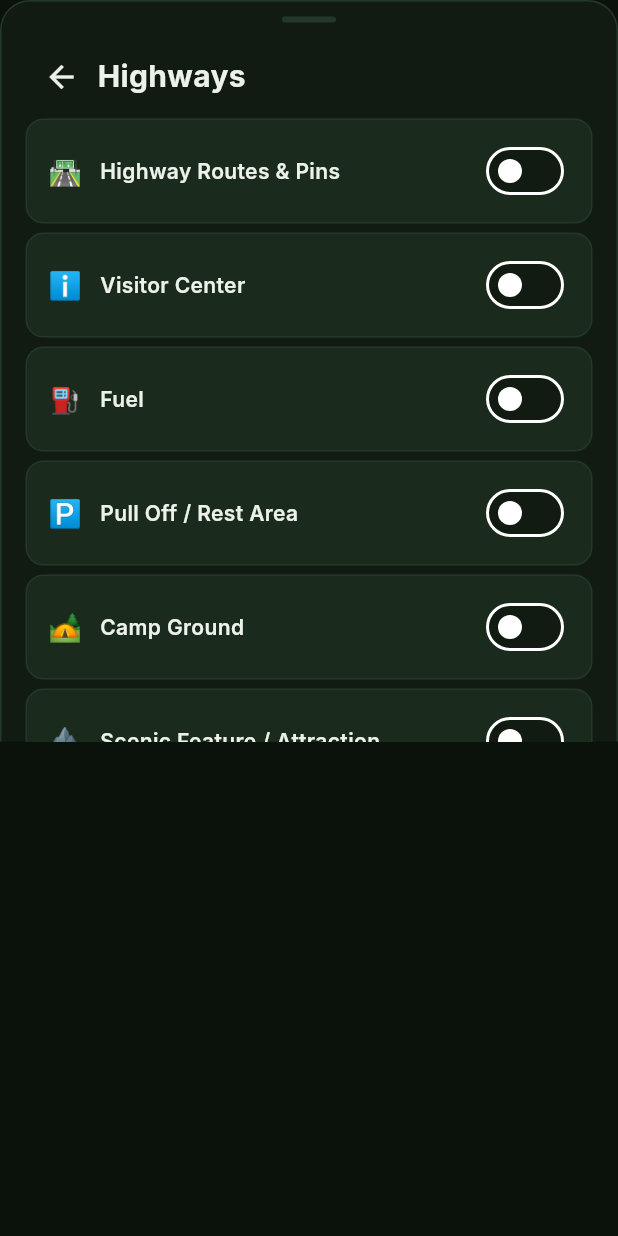
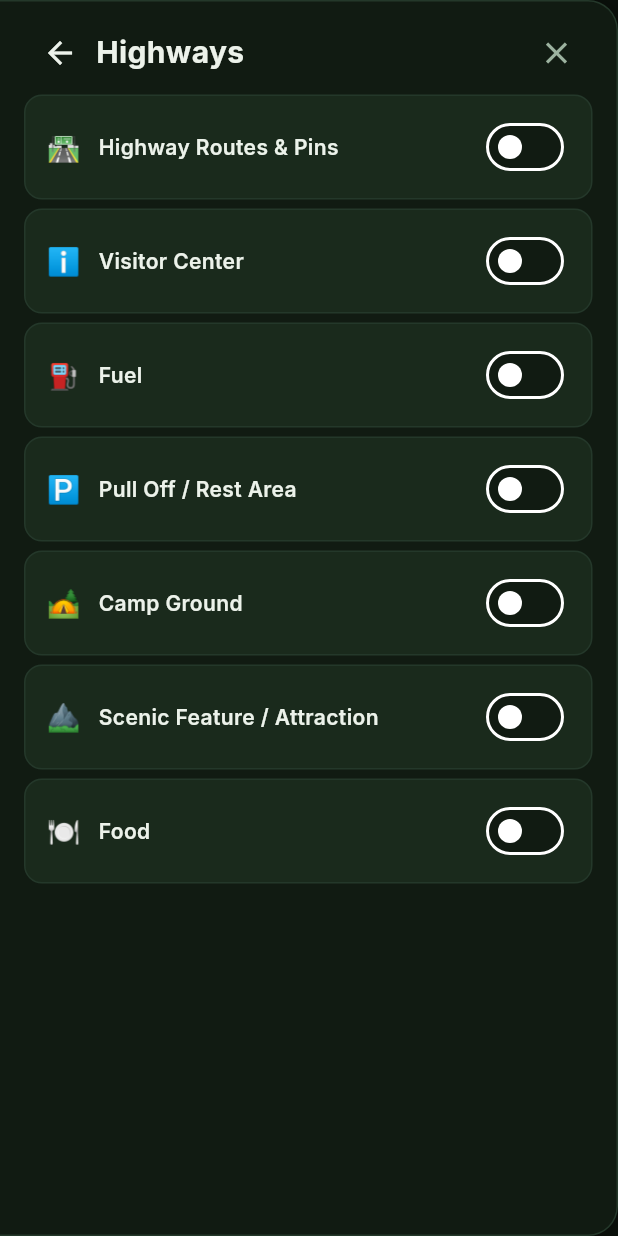
Before and after one commit to sambritch-netizen/AlaskaAtlas, a Flutter app: the _MapLayersSheet widget shown alone on an empty page, opened directly with empty values, after a tap on "🛣️", on a phone screen of 412 x 824 dp. Run offline on Flutter 3.47's test engine with Material 3 defaults, Android fonts, the phone set to English and light mode, and no system bars; our stand-ins replace flutter_map, flutter_riverpod, go_router, google_fonts, latlong2.

Commit message:
Move Map Layers menu to a left-side panel and hide all pins by default
Replaces the bottom-sheet Map Layers menu with a sliding left-side panel
(with a tap-outside-to-close backdrop), and turns off all highway stop
pin categories by default so the map starts clean — pins only appear once
their category is toggled on.

```diff
--- a/lib/screens/map/map_screen.dart
+++ b/lib/screens/map/map_screen.dart
@@ -39,13 +39,16 @@ class _MapScreenState extends State<MapScreen> {
   bool _showHighways = true;
   bool _showLakeCharts = false;
 
-  // Per-category visibility within the Highways group — all on by default,
+  // Per-category visibility within the Highways group — off by default,
   // toggled individually from the Map Layers menu.
-  final Set<String> _activeHighwayCategories = {...HighwayStopCategories.all};
+  final Set<String> _activeHighwayCategories = {};
 
   // Trip-planning waypoint pins (fishing, wildlife, camping, etc.) — off by
   // default, toggled individually from the Map Layers menu.
   final Set<String> _activeWaypointCategories = {};
+
+  // Whether the left-side "Map Layers" panel is open.
+  bool _layersPanelOpen = false;
 
   static const _alaskaCenter = LatLng(62.8, -152.5);
   static const _anchorageCenter = LatLng(61.23, -149.78);
@@ -248,7 +251,8 @@ class _MapScreenState extends State<MapScreen> {
               child: Padding(
                 padding: const EdgeInsets.only(top: 132),
                 child: GestureDetector(
-                  onTap: () => _openMapLayersSheet(context),
+                  onTap: () =>
+                      setState(() => _layersPanelOpen = !_layersPanelOpen),
                   child: Container(
                     padding: const EdgeInsets.symmetric(
                         horizontal: 12, vertical: 7),
@@ -296,34 +300,35 @@ class _MapScreenState extends State<MapScreen> {
               child: const Icon(Icons.zoom_out_map),
             ),
           ),
-        ],
+
+          // ── Backdrop to dismiss the Map Layers panel ───────────────
+          if (_layersPanelOpen)
+            Positioned.fill(
+              child: GestureDetector(
+                behavior: HitTestBehavior.opaque,
+                onTap: () => setState(() => _layersPanelOpen = false),
+                child: Container(color: Colors.black.withValues(alpha: 0.3)),
               ),
-    );
-  }
+            ),
 
-  /// Opens the onX-style "Map Layers" menu: a category list that drills
-  /// down into per-layer toggle switches.
-  void _openMapLayersSheet(BuildContext context) {
-    showModalBottomSheet<void>(
-      context: context,
-      backgroundColor: Colors.transparent,
-      isScrollControlled: true,
-      builder: (sheetContext) {
-        return StatefulBuilder(
-          builder: (sheetContext, sheetSetState) {
-            return _MapLayersSheet(
+          // ── Left-side "Map Layers" panel ───────────────────────────
+          AnimatedPositioned(
+            duration: const Duration(milliseconds: 220),
+            curve: Curves.easeOut,
+            top: 0,
+            bottom: 0,
+            left: _layersPanelOpen ? 0 : -300,
+            width: 300,
+            child: _MapLayersSheet(
               showHighways: _showHighways,
               showLakeCharts: _showLakeCharts,
               activeHighwayCategories: _activeHighwayCategories,
               activeWaypointCategories: _activeWaypointCategories,
-              onHighwaysChanged: (v) {
-                setState(() => _showHighways = v);
-                sheetSetState(() {});
-              },
+              onClose: () => setState(() => _layersPanelOpen = false),
+              onHighwaysChanged: (v) => setState(() => _showHighways = v),
               onLakeChartsChanged: (v) {
                 setState(() => _showLakeCharts = v);
                 if (v) _mapController.move(_anchorageCenter, 9.6);
-                sheetSetState(() {});
               },
               onHighwayCategoryChanged: (cat, v) {
                 setState(() {
@@ -333,7 +338,6 @@ class _MapScreenState extends State<MapScreen> {
                     _activeHighwayCategories.remove(cat);
                   }
                 });
-                sheetSetState(() {});
               },
               onWaypointCategoryChanged: (cat, v) {
                 setState(() {
@@ -343,12 +347,11 @@ class _MapScreenState extends State<MapScreen> {
                     _activeWaypointCategories.remove(cat);
                   }
                 });
-                sheetSetState(() {});
               },
-            );
-          },
-        );
-      },
+            ),
+          ),
+        ],
+      ),
     );
   }
 }
@@ -573,6 +576,7 @@ class _MapLayersSheet extends StatefulWidget {
   final ValueChanged<bool> onLakeChartsChanged;
   final void Function(String category, bool value) onHighwayCategoryChanged;
   final void Function(String category, bool value) onWaypointCategoryChanged;
+  final VoidCallback onClose;
 
   const _MapLayersSheet({
     required this.showHighways,
@@ -583,6 +587,7 @@ class _MapLayersSheet extends StatefulWidget {
     required this.onLakeChartsChanged,
     required this.onHighwayCategoryChanged,
     required this.onWaypointCategoryChanged,
+    required this.onClose,
   });
 
   @override
@@ -608,51 +613,39 @@ class _MapLayersSheetState extends State<_MapLayersSheet> {
 
   @override
   Widget build(BuildContext context) {
-    return DraggableScrollableSheet(
-      initialChildSize: 0.6,
-      minChildSize: 0.35,
-      maxChildSize: 0.9,
-      expand: false,
-      builder: (context, scrollController) {
     return Container(
       decoration: const BoxDecoration(
         color: AppColors.surface,
-            borderRadius: BorderRadius.vertical(top: Radius.circular(20)),
+        borderRadius: BorderRadius.horizontal(right: Radius.circular(20)),
         border: Border(
           top: BorderSide(color: AppColors.border),
-              left: BorderSide(color: AppColors.border),
           right: BorderSide(color: AppColors.border),
+          bottom: BorderSide(color: AppColors.border),
         ),
+        boxShadow: [
+          BoxShadow(color: Colors.black54, blurRadius: 12),
+        ],
       ),
+      child: SafeArea(
         child: _detail == null
-              ? _buildList(context, scrollController)
-              : _buildDetail(context, scrollController, _detail!),
-        );
-      },
+            ? _buildList(context)
+            : _buildDetail(context, _detail!),
+      ),
     );
   }
 
-  Widget _buildList(BuildContext context, ScrollController scrollController) {
+  Widget _buildList(BuildContext context) {
     final highwaysOn =
         (widget.showHighways ? 1 : 0) + widget.activeHighwayCategories.length;
     final highwayTotal = HighwayStopCategories.all.length + 1;
 
     return ListView(
-      controller: scrollController,
       padding: const EdgeInsets.fromLTRB(16, 10, 16, 24),
       children: [
-        Center(
-          child: Container(
-            width: 36,
-            height: 4,
-            margin: const EdgeInsets.only(bottom: 12),
-            decoration: BoxDecoration(
-              color: AppColors.border,
-              borderRadius: BorderRadius.circular(2),
-            ),
-          ),
-        ),
-        const Padding(
+        Row(
+          children: [
+            const Expanded(
+              child: Padding(
                 padding: EdgeInsets.symmetric(vertical: 6),
                 child: Text('Map Layers',
                     style: TextStyle(
@@ -660,6 +653,13 @@ class _MapLayersSheetState extends State<_MapLayersSheet> {
                       fontWeight: FontWeight.w700,
                       color: AppColors.textPrimary,
                     )),
+              ),
+            ),
+            IconButton(
+              onPressed: widget.onClose,
+              icon: const Icon(Icons.close, color: AppColors.textSecondary),
+            ),
+          ],
         ),
         const SizedBox(height: 8),
         _CategoryRow(
@@ -685,8 +685,7 @@ class _MapLayersSheetState extends State<_MapLayersSheet> {
     );
   }
 
-  Widget _buildDetail(BuildContext context, ScrollController scrollController,
-      _LayersDetailPage page) {
+  Widget _buildDetail(BuildContext context, _LayersDetailPage page) {
     final (title, rows) = switch (page) {
       _LayersDetailPage.highways => (
           'Highways',
@@ -732,32 +731,26 @@ class _MapLayersSheetState extends State<_MapLayersSheet> {
     };
 
     return ListView(
-      controller: scrollController,
       padding: const EdgeInsets.fromLTRB(16, 10, 16, 24),
       children: [
-        Center(
-          child: Container(
-            width: 36,
-            height: 4,
-            margin: const EdgeInsets.only(bottom: 12),
-            decoration: BoxDecoration(
-              color: AppColors.border,
-              borderRadius: BorderRadius.circular(2),
-            ),
-          ),
-        ),
         Row(
           children: [
             IconButton(
               onPressed: () => setState(() => _detail = null),
               icon: const Icon(Icons.arrow_back, color: AppColors.textPrimary),
             ),
-            Text(title,
+            Expanded(
+              child: Text(title,
                   style: const TextStyle(
                     fontSize: 20,
                     fontWeight: FontWeight.w700,
                     color: AppColors.textPrimary,
                   )),
+            ),
+            IconButton(
+              onPressed: widget.onClose,
+              icon: const Icon(Icons.close, color: AppColors.textSecondary),
+            ),
           ],
         ),
         const SizedBox(height: 4),
```
Lines whose indentation alone changed are shown as unchanged.
